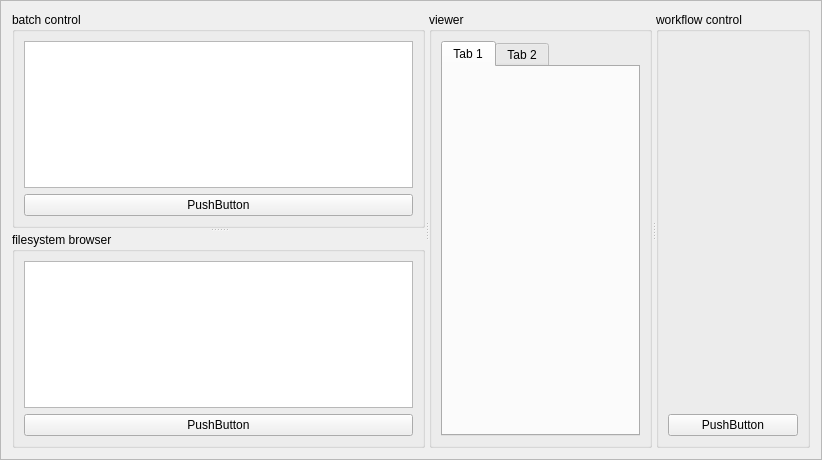
This is paws/ui/qtui/batch_widget.ui in slaclab/paws as Qt 5 draws it before an edit. The edited form follows.
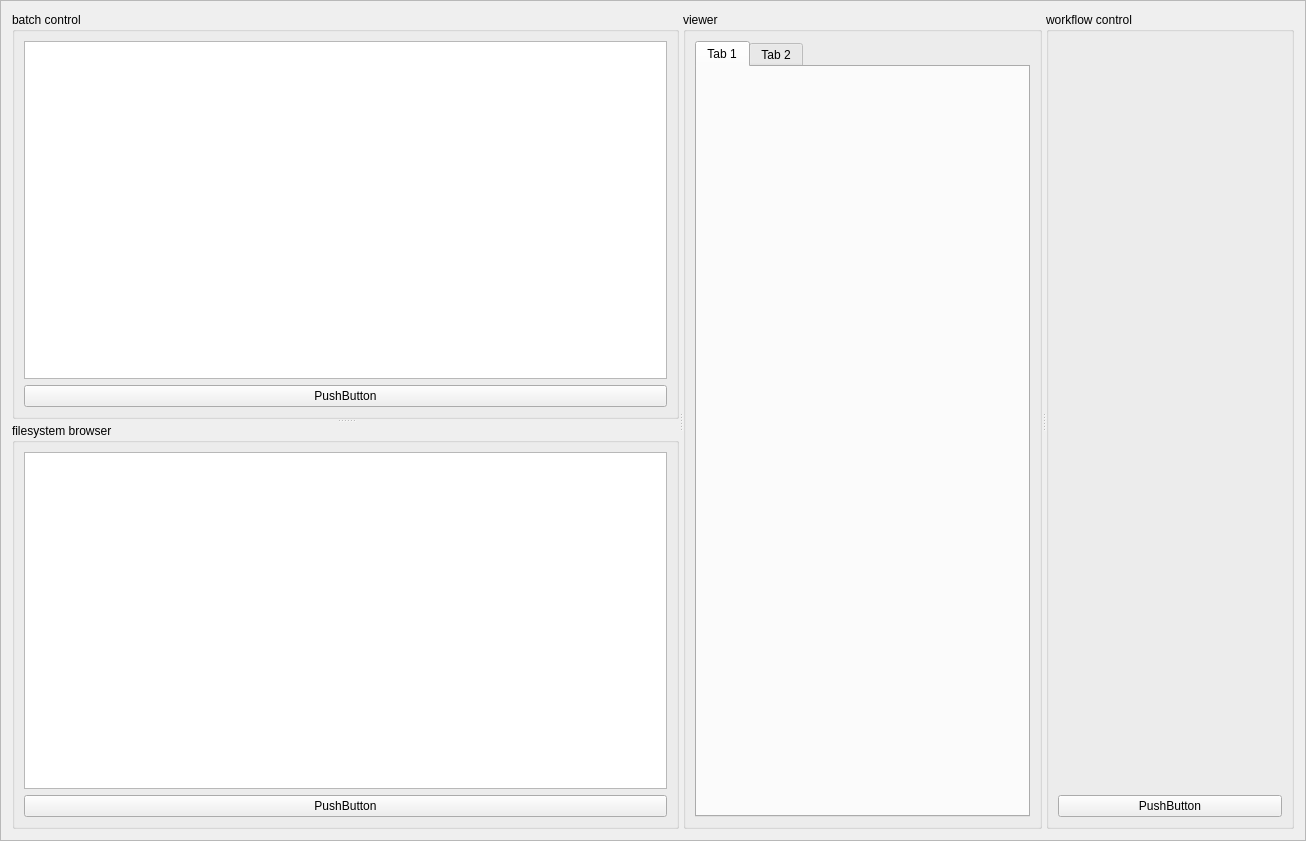
This is the edited form.

Diff of the .ui file:
```diff
--- a/paws/ui/qtui/batch_widget.ui
+++ b/paws/ui/qtui/batch_widget.ui
@@ -6,8 +6,8 @@
    <rect>
     <x>0</x>
     <y>0</y>
-    <width>822</width>
-    <height>460</height>
+    <width>1306</width>
+    <height>841</height>
    </rect>
   </property>
   <property name="windowTitle">
```
Left out of the diff: 6 changed lines with no effect on the pictures.
